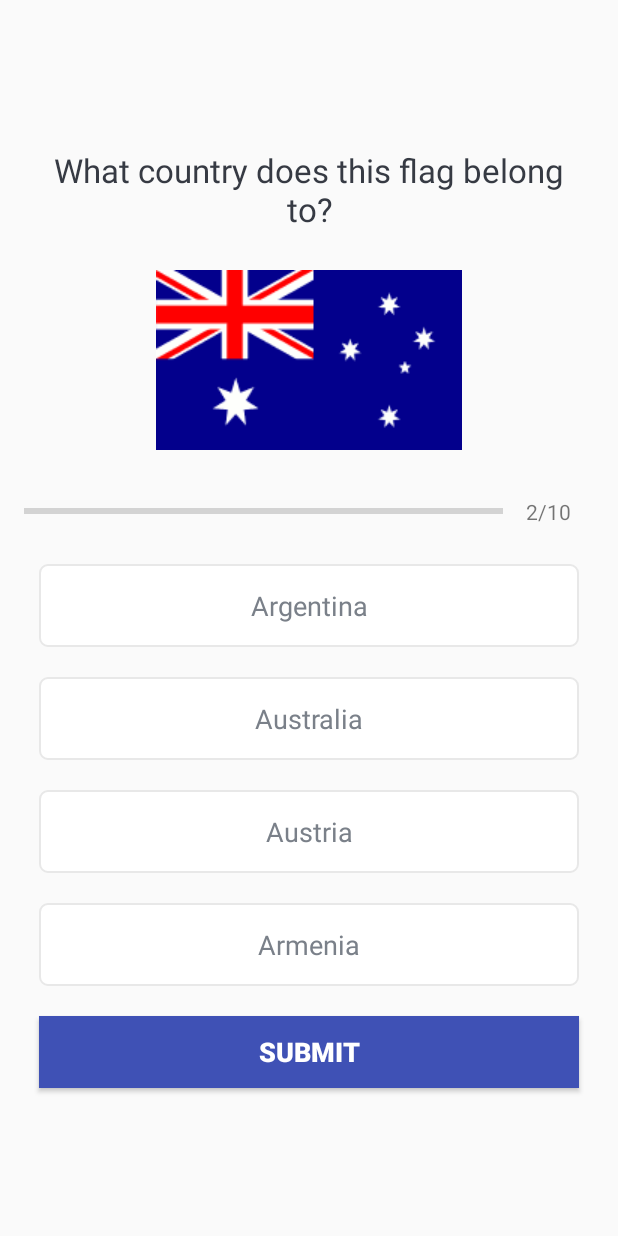
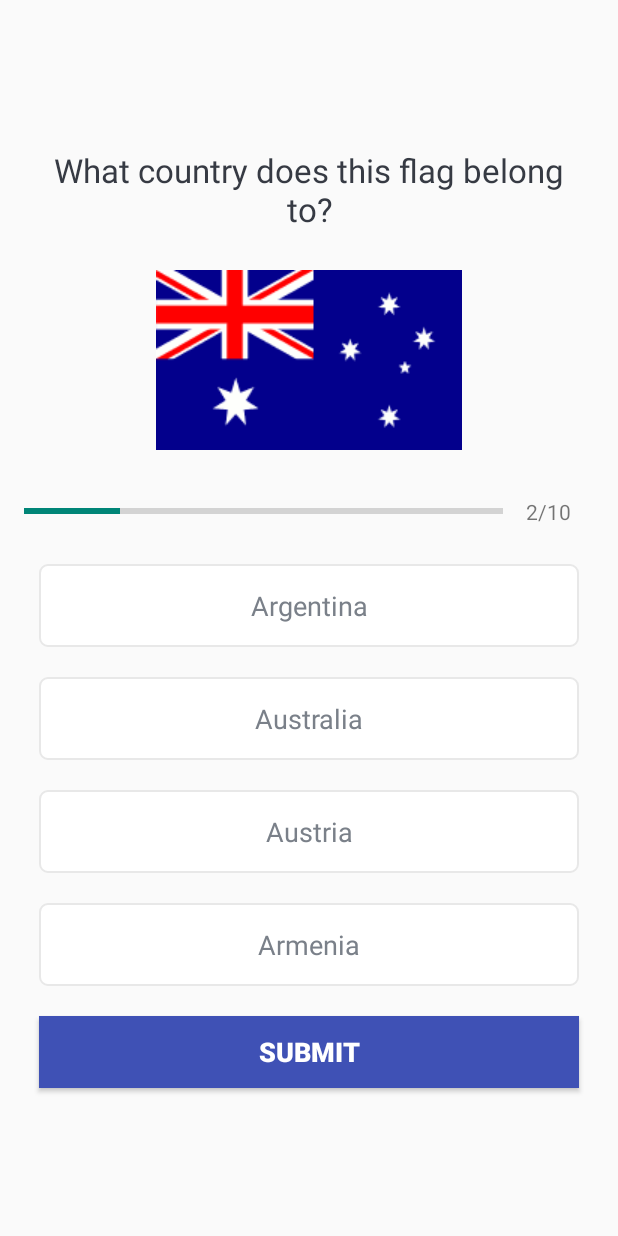
Before and after one commit to paridhimaheshwari/QuizApp, an Android app built with Jetpack Compose: the QuizQuestionsActivity screen opened directly, with no data from a screen before it, after a tap on "SUBMIT", on a phone screen of 412 x 824 dp. Run offline under Robolectric (Android 15) with nearby library versions, the phone set to English and light mode, and no system bars.

```diff
--- a/app/src/main/java/com/example/quizapp/QuizQuestionsActivity.kt
+++ b/app/src/main/java/com/example/quizapp/QuizQuestionsActivity.kt
@@ -8,6 +8,7 @@ import android.util.Log
 import android.view.View
 import android.widget.Button
 import android.widget.ImageView
+import android.widget.ProgressBar
 import android.widget.TextView
 import android.widget.Toast
 import androidx.activity.ComponentActivity
@@ -72,7 +73,10 @@ class QuizQuestionsActivity : ComponentActivity(), View.OnClickListener {
         }
 
         var quiz_binding = ActivityQuizQuestionsBinding.inflate(layoutInflater)
-        quiz_binding.progressBar.progress = mCurrentPos
+//        quiz_binding.progressBar.progress = mCurrentPos
+
+        val progressBarUpdate: ProgressBar = findViewById(R.id.progressBar) as ProgressBar
+        progressBarUpdate.progress = mCurrentPos
 
         val textView: TextView = findViewById(R.id.tv_progress) as TextView
         textView.text = "$mCurrentPos"+ "/" +quiz_binding.progressBar.max
```
